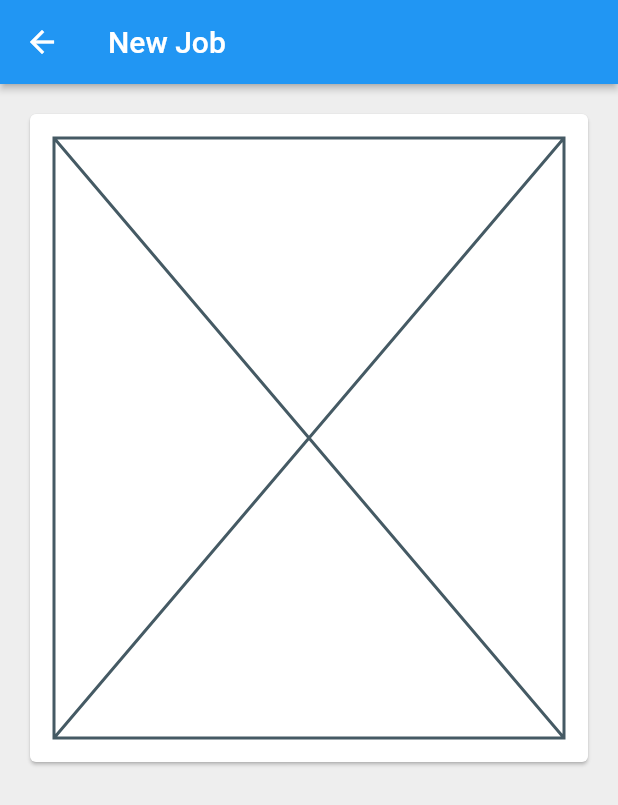
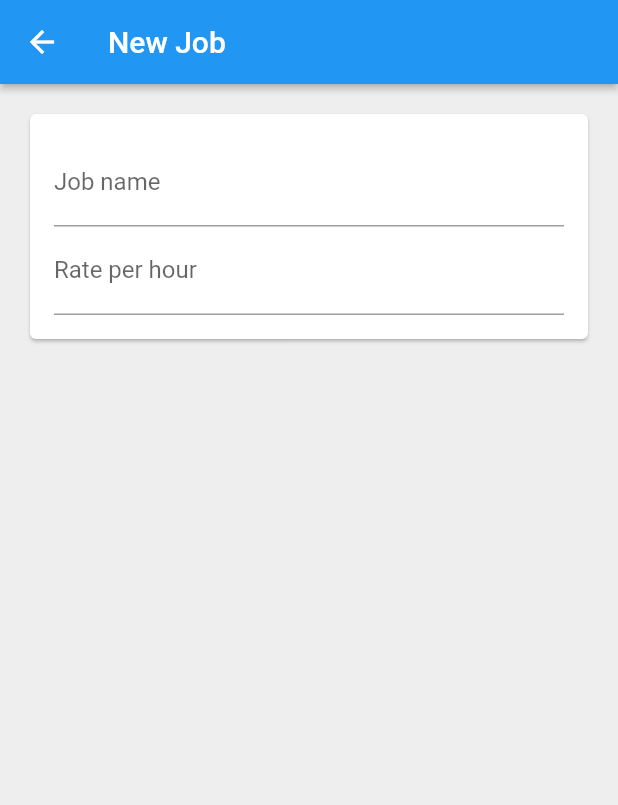
Before and after one commit to fabuloussTeam/Time-Tracker-App, a Flutter app: the AddJobPage screen opened directly, on a phone screen of 412 x 824 dp. Shown: the top 805 px of the screen. Run offline on Flutter 3.47's test engine with Material 2 defaults, Android fonts, the phone set to English and light mode, and no system bars; our stand-ins replace cloud_firestore, firebase_auth, firebase_core, google_sign_in; missing offline and left inert: flutter_facebook_auth, flutter_login_facebook; accounts and stored records are empty.

Commit message:
Construction des TextFormField job et rate_per_hour

```diff
--- a/lib/app/home/jobs/add_jobs_page.dart
+++ b/lib/app/home/jobs/add_jobs_page.dart
@@ -30,11 +30,35 @@ class _AddJobPageState extends State<AddJobPage> {
           child: Card(
             child: Padding(
               padding: EdgeInsets.all(16.0),
-              child: Placeholder(),
+              child: _buildForm()
             ),
           ),
         ),
       ),
     );
   }
+
+  Widget _buildForm() {
+    return Form(
+      child: Column(
+        crossAxisAlignment: CrossAxisAlignment.stretch,
+        children: _buildFormChildren(),
+      ),
+    );
+  }
+
+  List<Widget> _buildFormChildren() {
+    return [
+      TextFormField(
+        decoration: InputDecoration(labelText: 'Job name'),
+      ),
+      TextFormField(
+        decoration: InputDecoration(labelText: "Rate per hour"),
+        keyboardType: TextInputType.numberWithOptions(
+          signed: false,
+          decimal: false
+        ),
+      )
+    ];
+  }
 }
```
